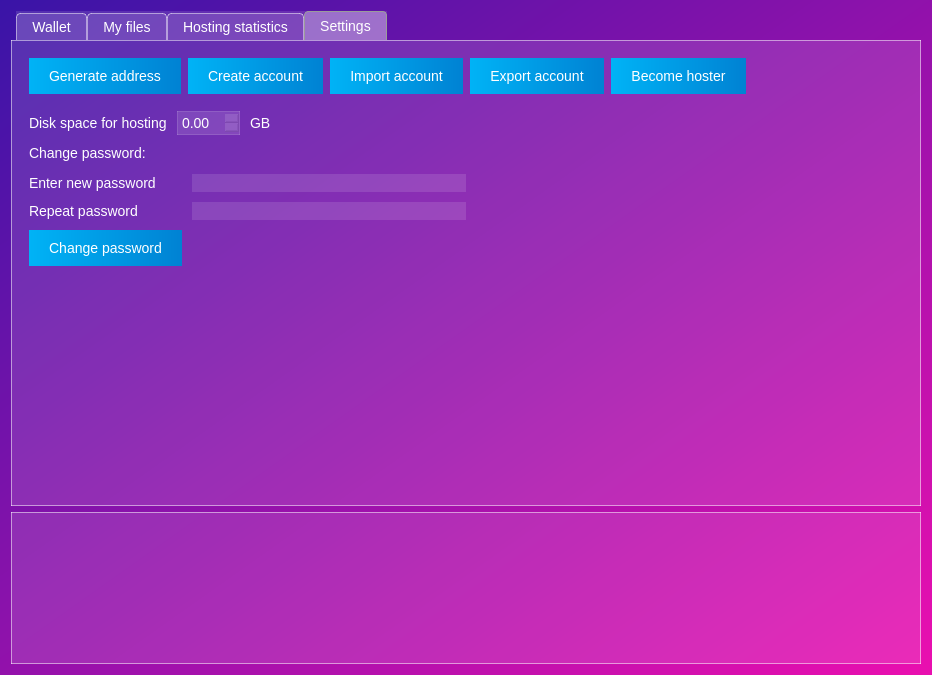
Above: memority/gui/ui/main.ui from Memority/memority before the change. Below: the same form after it.
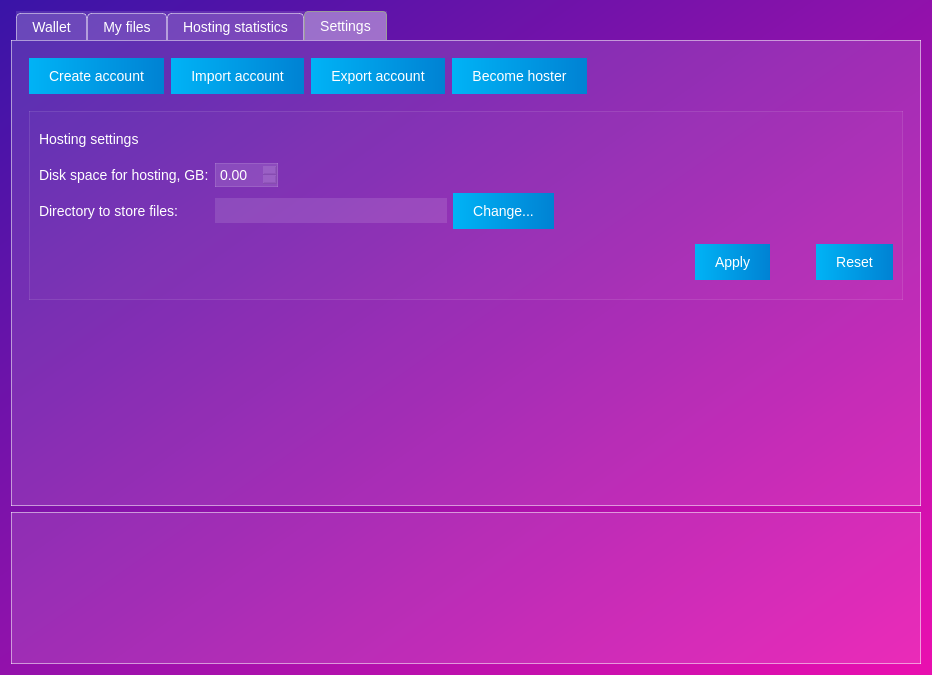
That is the form after the change. The open tabs and pages were chosen to show the change. Icons and pictures are not drawn.

Commit message: Account creation: updated UI

```diff
--- a/memority/gui/ui/main.ui
+++ b/memority/gui/ui/main.ui
@@ -316,13 +316,6 @@
                  </property>
                 </widget>
                </item>
-               <item row="1" column="0">
-                <widget class="QLabel" name="label_3">
-                 <property name="text">
-                  <string>MMR Price:</string>
-                 </property>
-                </widget>
-               </item>
                <item row="0" column="2">
                 <spacer name="horizontalSpacer_3">
                  <property name="orientation">
@@ -754,25 +747,6 @@
              <property name="bottomMargin">
               <number>7</number>
              </property>
-             <item>
-              <widget class="QPushButton" name="generate_address_btn">
-               <property name="styleSheet">
-                <string notr="true">QPushButton{
-background: qlineargradient(spread:pad, x1:0, y1:0, x2:1, y2:0, stop:0 rgba(0, 179, 246, 255), stop:1 rgba(0, 130, 211, 255));
-border: none;
-padding: 10px 20px;
-}
-QPushButton:disabled{
-background-color: rgba(67, 10, 149, 200);
-border: none;
-padding: 10px 20px;
-}</string>
-               </property>
-               <property name="text">
-                <string>Generate address</string>
-               </property>
-              </widget>
-             </item>
              <item>
               <widget class="QPushButton" name="create_account_btn">
                <property name="styleSheet">
@@ -865,140 +839,213 @@
             </layout>
            </item>
            <item>
-            <layout class="QHBoxLayout" name="horizontalLayout_7">
-             <property name="spacing">
-              <number>10</number>
+            <widget class="QFrame" name="hosting_settings_widget">
+             <property name="sizePolicy">
+              <sizepolicy hsizetype="Expanding" vsizetype="Expanding">
+               <horstretch>0</horstretch>
+               <verstretch>0</verstretch>
+              </sizepolicy>
              </property>
-             <item>
-              <widget class="QLabel" name="label_9">
-               <property name="text">
-                <string>Disk space for hosting</string>
-               </property>
-              </widget>
-             </item>
-             <item>
-              <widget class="QDoubleSpinBox" name="disk_space_for_hosting_input">
-               <property name="maximumSize">
-                <size>
-                 <width>136</width>
-                 <height>16777215</height>
-                </size>
-               </property>
-               <property name="styleSheet">
-                <string notr="true">background: rgba(255,255,255, 30);
+             <property name="styleSheet">
+              <string notr="true">QFrame#hosting_settings_widget{
+background: rgba(255,255,255, 5);
+border: 1px solid rgba(255,255,255, 25);
+}</string>
+             </property>
+             <property name="frameShape">
+              <enum>QFrame::StyledPanel</enum>
+             </property>
+             <property name="frameShadow">
+              <enum>QFrame::Raised</enum>
+             </property>
+             <layout class="QVBoxLayout" name="verticalLayout_5">
+              <item>
+               <widget class="QLabel" name="label_3">
+                <property name="text">
+                 <string>Hosting settings</string>
+                </property>
+               </widget>
+              </item>
+              <item>
+               <layout class="QGridLayout" name="gridLayout_2">
+                <item row="0" column="0">
+                 <widget class="QLabel" name="label_9">
+                  <property name="text">
+                   <string>Disk space for hosting, GB:</string>
+                  </property>
+                 </widget>
+                </item>
+                <item row="0" column="2">
+                 <spacer name="horizontalSpacer_4">
+                  <property name="orientation">
+                   <enum>Qt::Horizontal</enum>
+                  </property>
+                  <property name="sizeType">
+                   <enum>QSizePolicy::Expanding</enum>
+                  </property>
+                  <property name="sizeHint" stdset="0">
+                   <size>
+                    <width>40</width>
+                    <height>20</height>
+                   </size>
+                  </property>
+                 </spacer>
+                </item>
+                <item row="0" column="1">
+                 <layout class="QHBoxLayout" name="horizontalLayout_7">
+                  <item>
+                   <widget class="QDoubleSpinBox" name="disk_space_input">
+                    <property name="styleSheet">
+                     <string notr="true">background: rgba(255,255,255, 30);
 border: 1px solid rgba(255,255,255, 30);
 padding: 2px;</string>
-               </property>
-              </widget>
-             </item>
-             <item>
-              <widget class="QLabel" name="label_13">
-               <property name="text">
-                <string>GB</string>
-               </property>
-              </widget>
-             </item>
-             <item>
-              <spacer name="horizontalSpacer_5">
-               <property name="orientation">
-                <enum>Qt::Horizontal</enum>
-               </property>
-               <property name="sizeHint" stdset="0">
-                <size>
-                 <width>40</width>
-                 <height>20</height>
-                </size>
-               </property>
-              </spacer>
-             </item>
-            </layout>
-           </item>
-           <item>
-            <widget class="QLabel" name="label_10">
-             <property name="text">
-              <string>Change password:</string>
-             </property>
-            </widget>
-           </item>
-           <item>
-            <layout class="QHBoxLayout" name="horizontalLayout_19">
-             <item>
-              <layout class="QFormLayout" name="formLayout">
-               <property name="topMargin">
-                <number>3</number>
-               </property>
-               <item row="1" column="0">
-                <widget class="QLabel" name="label_12">
-                 <property name="text">
-                  <string>Enter new password</string>
-                 </property>
-                </widget>
-               </item>
-               <item row="3" column="0">
-                <widget class="QLabel" name="label_11">
-                 <property name="text">
-                  <string>Repeat password</string>
-                 </property>
-                </widget>
-               </item>
-               <item row="4" column="0">
-                <widget class="QPushButton" name="change_password_btn">
-                 <property name="styleSheet">
-                  <string notr="true">QPushButton{
-background: qlineargradient(spread:pad, x1:0, y1:0, x2:1, y2:0, stop:0 rgba(0, 179, 246, 255), stop:1 rgba(0, 130, 211, 255));
-border: none;
-padding: 10px 20px;
-}
-QPushButton:disabled{
-background-color: rgba(67, 10, 149, 200);
-border: none;
-padding: 10px 20px;
-}</string>
-                 </property>
-                 <property name="text">
-                  <string>Change password</string>
-                 </property>
-                </widget>
-               </item>
-               <item row="1" column="1">
-                <widget class="QLineEdit" name="new_password_input">
-                 <property name="styleSheet">
-                  <string notr="true">background: rgba(255, 255, 255, 30);
+                    </property>
+                   </widget>
+                  </item>
+                  <item>
+                   <spacer name="horizontalSpacer_6">
+                    <property name="orientation">
+                     <enum>Qt::Horizontal</enum>
+                    </property>
+                    <property name="sizeHint" stdset="0">
+                     <size>
+                      <width>40</width>
+                      <height>20</height>
+                     </size>
+                    </property>
+                   </spacer>
+                  </item>
+                 </layout>
+                </item>
+                <item row="1" column="0">
+                 <widget class="QLabel" name="label_4">
+                  <property name="text">
+                   <string>Directory to store files:</string>
+                  </property>
+                 </widget>
+                </item>
+                <item row="1" column="1">
+                 <layout class="QHBoxLayout" name="horizontalLayout_10">
+                  <item>
+                   <widget class="QLineEdit" name="directory_input">
+                    <property name="sizePolicy">
+                     <sizepolicy hsizetype="MinimumExpanding" vsizetype="Fixed">
+                      <horstretch>0</horstretch>
+                      <verstretch>0</verstretch>
+                     </sizepolicy>
+                    </property>
+                    <property name="minimumSize">
+                     <size>
+                      <width>200</width>
+                      <height>0</height>
+                     </size>
+                    </property>
+                    <property name="styleSheet">
+                     <string notr="true">background: rgba(255, 255, 255, 30);
 max-height: 25px;
 </string>
-                 </property>
-                 <property name="echoMode">
-                  <enum>QLineEdit::Password</enum>
-                 </property>
-                </widget>
-               </item>
-               <item row="3" column="1">
-                <widget class="QLineEdit" name="new_password_input2">
-                 <property name="styleSheet">
-                  <string notr="true">background: rgba(255, 255, 255, 30);
-max-height: 25px;</string>
-                 </property>
-                 <property name="echoMode">
-                  <enum>QLineEdit::Password</enum>
-                 </property>
-                </widget>
-               </item>
-              </layout>
-             </item>
-             <item>
-              <spacer name="horizontalSpacer_11">
-               <property name="orientation">
-                <enum>Qt::Horizontal</enum>
-               </property>
-               <property name="sizeHint" stdset="0">
-                <size>
-                 <width>40</width>
-                 <height>0</height>
-                </size>
-               </property>
-              </spacer>
-             </item>
-            </layout>
+                    </property>
+                    <property name="readOnly">
+                     <bool>true</bool>
+                    </property>
+                   </widget>
+                  </item>
+                  <item>
+                   <widget class="QPushButton" name="directory_change_btn">
+                    <property name="styleSheet">
+                     <string notr="true">QPushButton{
+background: qlineargradient(spread:pad, x1:0, y1:0, x2:1, y2:0, stop:0 rgba(0, 179, 246, 255), stop:1 rgba(0, 130, 211, 255));
+border: none;
+padding: 10px 20px;
+}
+QPushButton:disabled{
+background-color: rgba(67, 10, 149, 200);
+border: none;
+padding: 10px 20px;
+}</string>
+                    </property>
+                    <property name="text">
+                     <string>Change...</string>
+                    </property>
+                   </widget>
+                  </item>
+                 </layout>
+                </item>
+               </layout>
+              </item>
+              <item>
+               <layout class="QHBoxLayout" name="horizontalLayout_9">
+                <item>
+                 <spacer name="horizontalSpacer_7">
+                  <property name="orientation">
+                   <enum>Qt::Horizontal</enum>
+                  </property>
+                  <property name="sizeHint" stdset="0">
+                   <size>
+                    <width>40</width>
+                    <height>20</height>
+                   </size>
+                  </property>
+                 </spacer>
+                </item>
+                <item>
+                 <widget class="QPushButton" name="settings_apply_btn">
+                  <property name="styleSheet">
+                   <string notr="true">QPushButton{
+background: qlineargradient(spread:pad, x1:0, y1:0, x2:1, y2:0, stop:0 rgba(0, 179, 246, 255), stop:1 rgba(0, 130, 211, 255));
+border: none;
+padding: 10px 20px;
+}
+QPushButton:disabled{
+background-color: rgba(67, 10, 149, 200);
+border: none;
+padding: 10px 20px;
+}</string>
+                  </property>
+                  <property name="text">
+                   <string>Apply</string>
+                  </property>
+                 </widget>
+                </item>
+                <item>
+                 <spacer name="horizontalSpacer_8">
+                  <property name="orientation">
+                   <enum>Qt::Horizontal</enum>
+                  </property>
+                  <property name="sizeType">
+                   <enum>QSizePolicy::Fixed</enum>
+                  </property>
+                  <property name="sizeHint" stdset="0">
+                   <size>
+                    <width>40</width>
+                    <height>20</height>
+                   </size>
+                  </property>
+                 </spacer>
+                </item>
+                <item>
+                 <widget class="QPushButton" name="settings_reset_btn">
+                  <property name="styleSheet">
+                   <string notr="true">QPushButton{
+background: qlineargradient(spread:pad, x1:0, y1:0, x2:1, y2:0, stop:0 rgba(0, 179, 246, 255), stop:1 rgba(0, 130, 211, 255));
+border: none;
+padding: 10px 20px;
+}
+QPushButton:disabled{
+background-color: rgba(67, 10, 149, 200);
+border: none;
+padding: 10px 20px;
+}</string>
+                  </property>
+                  <property name="text">
+                   <string>Reset</string>
+                  </property>
+                 </widget>
+                </item>
+               </layout>
+              </item>
+             </layout>
+            </widget>
            </item>
            <item>
             <spacer name="verticalSpacer">
```
Left out of the diff: 53 changed lines with no effect on the pictures. The commit also changes 5 other files.
